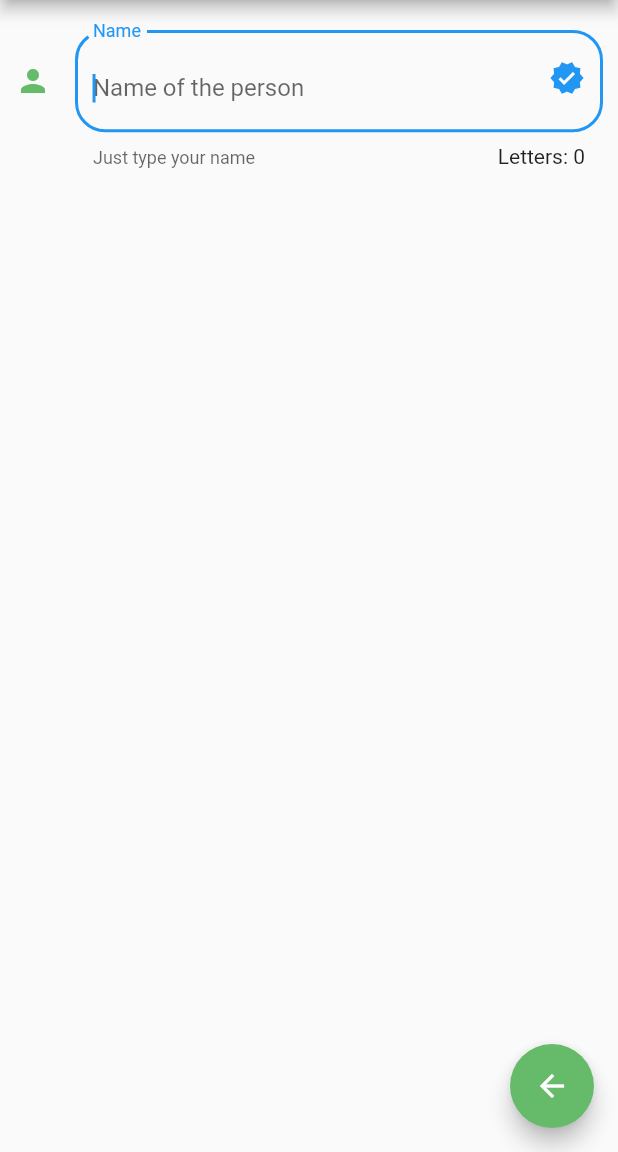
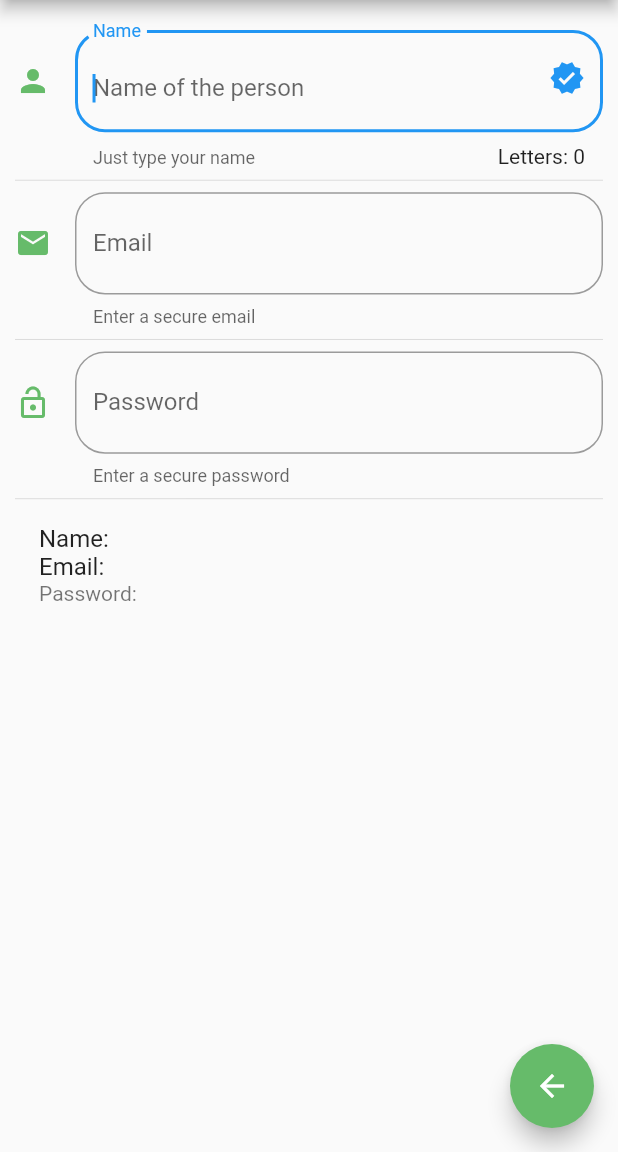
Before and after one commit to Pixele9/Flutter-Widgets, a Flutter app: the AvatarPage screen opened by its route, on a phone screen of 412 x 824 dp, the part 84-1236 px from its top. Run offline on Flutter 3.47's test engine with Material 2 defaults, Android fonts, the phone set to English and light mode, and no system bars.

```diff
--- a/lib/src/pages/avatar_page.dart
+++ b/lib/src/pages/avatar_page.dart
@@ -9,6 +9,8 @@ class AvatarPage extends StatefulWidget {
 
 class _AvatarPageState extends State<AvatarPage> {
   String _name = "";
+  String _email = "";
+  String _password = "";
 
   @override
   Widget build(BuildContext context) {
@@ -31,6 +33,12 @@ class _AvatarPageState extends State<AvatarPage> {
         padding: EdgeInsets.symmetric(horizontal: 10.0, vertical: 20.0),
         children: <Widget>[
           _createInput(),
+          Divider(),
+          _createEmailFields(),
+          Divider(),
+          _createPasswordFields(),
+          Divider(),
+          _showValues(),
         ],
       ),
       floatingActionButton: FloatingActionButton(
@@ -67,4 +75,61 @@ class _AvatarPageState extends State<AvatarPage> {
       },
     );
   }
+
+  Widget _createEmailFields() {
+    return TextField(
+      // obscureText: true,
+      decoration: InputDecoration(
+          hintText: "Email",
+          labelText: "Email",
+          helperText: "Enter a secure email",
+          suffix: Icon(
+            Icons.email_outlined,
+            color: Colors.blue,
+          ),
+          icon: Icon(
+            Icons.email,
+            color: Colors.green[400],
+          ),
+          border: OutlineInputBorder(borderRadius: BorderRadius.circular(20))),
+      onChanged: (text) {
+        setState(() {
+          _email = text;
+          print(_email);
+        });
+      },
+    );
+  }
+
+  Widget _createPasswordFields() {
+    return TextField(
+      obscureText: true,
+      decoration: InputDecoration(
+          hintText: "Password",
+          labelText: "Password",
+          helperText: "Enter a secure password",
+          suffix: Icon(
+            Icons.password,
+            color: Colors.blue,
+          ),
+          icon: Icon(
+            Icons.lock_open,
+            color: Colors.green[400],
+          ),
+          border: OutlineInputBorder(borderRadius: BorderRadius.circular(20))),
+      onChanged: (text) {
+        setState(() {
+          _password = text;
+          print(_password);
+        });
+      },
+    );
+  }
+
+  Widget _showValues() {
+    return ListTile(
+      title: Text("Name: $_name \nEmail: $_email"),
+      subtitle: Text("Password: $_email"),
+    );
+  }
 }
```
